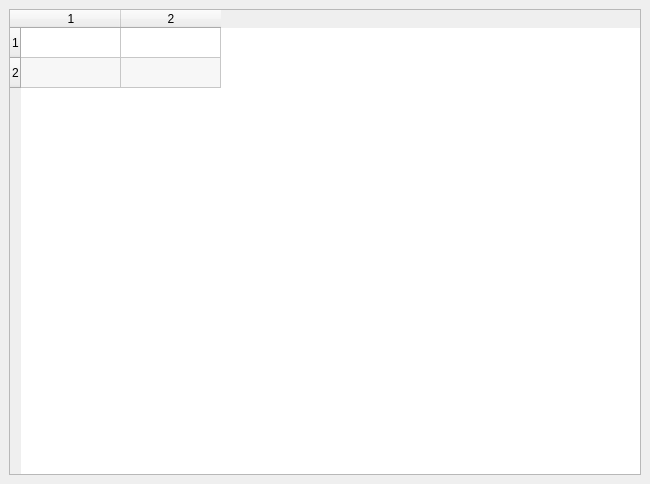
Before: the Qt Designer form xuvtools/table_widget.ui in CellKai/imcf-toolbox, drawn with Qt 5.
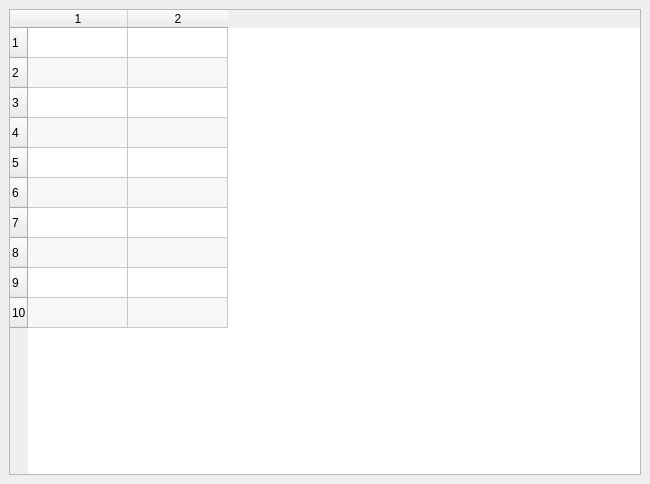
After: the same form once the commit is applied.

Commit message: 10 rows for the default table

What changed in the file:
```diff
--- a/xuvtools/table_widget.ui
+++ b/xuvtools/table_widget.ui
@@ -30,13 +30,21 @@
        <bool>true</bool>
       </property>
       <property name="rowCount">
-       <number>2</number>
+       <number>10</number>
       </property>
       <property name="columnCount">
        <number>2</number>
       </property>
       <row/>
       <row/>
+      <row/>
+      <row/>
+      <row/>
+      <row/>
+      <row/>
+      <row/>
+      <row/>
+      <row/>
       <column/>
       <column/>
      </widget>
```
